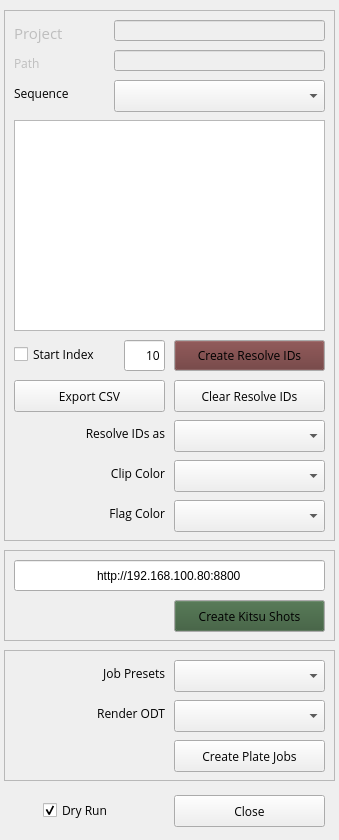
Old version of the form ui/rst_ui.qt6.ui in the repository abelmilanes/resolve-shot-tools.
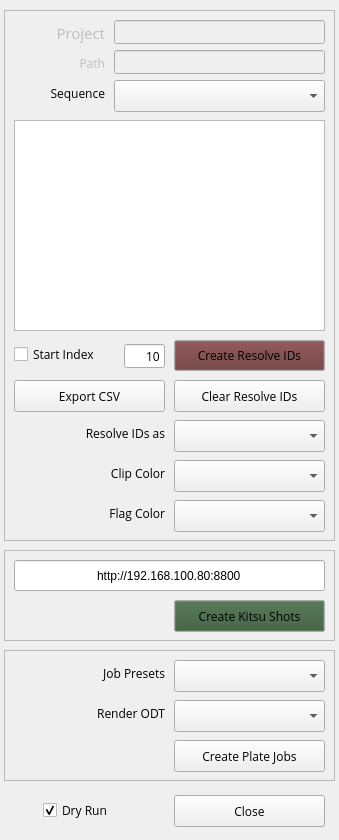
New version of the form.

Patch:
```diff
--- a/ui/rst_ui.qt6.ui
+++ b/ui/rst_ui.qt6.ui
@@ -57,7 +57,7 @@
      <rect>
       <x>10</x>
       <y>70</y>
-      <width>71</width>
+      <width>91</width>
       <height>26</height>
      </rect>
     </property>
@@ -69,6 +69,9 @@
     <property name="text">
      <string>Sequence</string>
     </property>
+    <property name="alignment">
+     <set>Qt::AlignmentFlag::AlignRight|Qt::AlignmentFlag::AlignTrailing|Qt::AlignmentFlag::AlignVCenter</set>
+    </property>
    </widget>
    <widget class="QComboBox" name="seq_CB">
     <property name="geometry">
@@ -93,7 +96,7 @@
      <rect>
       <x>10</x>
       <y>10</y>
-      <width>71</width>
+      <width>91</width>
       <height>26</height>
      </rect>
     </property>
@@ -106,6 +109,9 @@
     <property name="text">
      <string>Project</string>
     </property>
+    <property name="alignment">
+     <set>Qt::AlignmentFlag::AlignRight|Qt::AlignmentFlag::AlignTrailing|Qt::AlignmentFlag::AlignVCenter</set>
+    </property>
    </widget>
    <widget class="QLineEdit" name="proj_TE">
     <property name="enabled">
@@ -116,7 +122,7 @@
       <x>110</x>
       <y>10</y>
       <width>211</width>
-      <height>21</height>
+      <height>24</height>
      </rect>
     </property>
     <property name="font">
@@ -137,7 +143,7 @@
       <x>110</x>
       <y>40</y>
       <width>211</width>
-      <height>21</height>
+      <height>24</height>
      </rect>
     </property>
     <property name="font">
@@ -157,7 +163,7 @@
      <rect>
       <x>10</x>
       <y>40</y>
-      <width>41</width>
+      <width>91</width>
       <height>26</height>
      </rect>
     </property>
@@ -169,6 +175,9 @@
     <property name="text">
      <string>Path</string>
     </property>
+    <property name="alignment">
+     <set>Qt::AlignmentFlag::AlignRight|Qt::AlignmentFlag::AlignTrailing|Qt::AlignmentFlag::AlignVCenter</set>
+    </property>
    </widget>
    <widget class="QPushButton" name="resolveshots_BT">
     <property name="geometry">
@@ -400,9 +409,9 @@
     <property name="geometry">
      <rect>
       <x>120</x>
-      <y>330</y>
+      <y>334</y>
       <width>41</width>
-      <height>31</height>
+      <height>24</height>
      </rect>
     </property>
     <property name="text">
```
Left out of the diff: 28 changed lines with no effect on the pictures.
